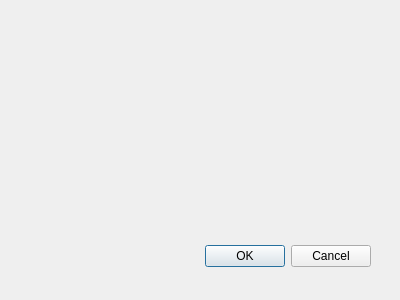
First picture: the form in osm_routing_editor_dialog_base.ui, repository tuskjant/OSMEditorForRouting, before the edit.
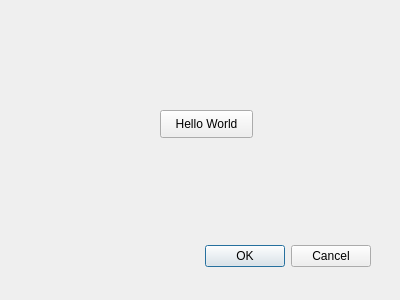
Second picture: the form after the edit.

Commit message: added hellow world button

```diff
--- a/osm_routing_editor_dialog_base.ui
+++ b/osm_routing_editor_dialog_base.ui
@@ -28,6 +28,19 @@
     <set>QDialogButtonBox::Cancel|QDialogButtonBox::Ok</set>
    </property>
   </widget>
+  <widget class="QPushButton" name="pushButtonHello">
+   <property name="geometry">
+    <rect>
+     <x>160</x>
+     <y>110</y>
+     <width>93</width>
+     <height>28</height>
+    </rect>
+   </property>
+   <property name="text">
+    <string>Hello World</string>
+   </property>
+  </widget>
  </widget>
  <resources/>
  <connections>
```
Left out of the diff: 41 changed lines with no effect on the pictures. The commit also changes 10 other files.
